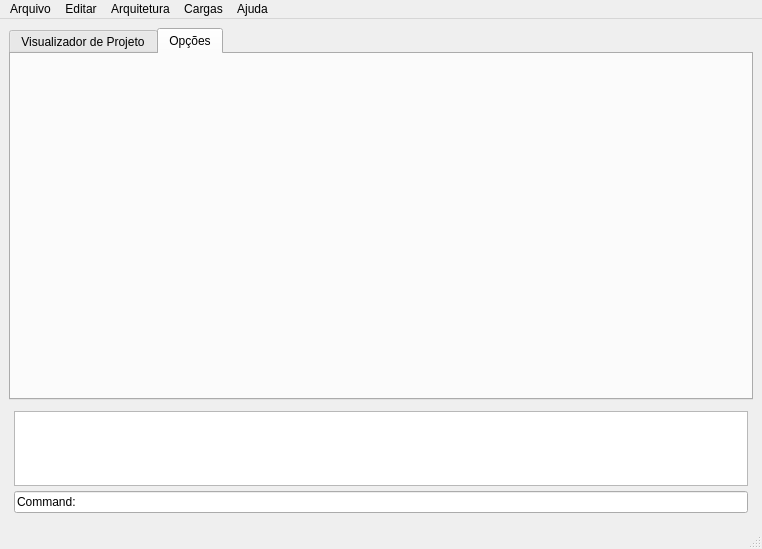
This is window.ui in arthurpdesimone/aurora_python as Qt 5 draws it before an edit. The edited form follows.
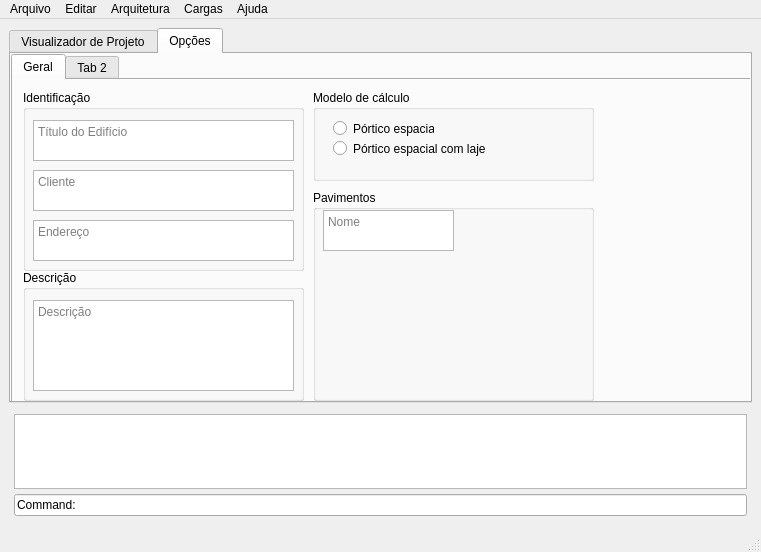
This is the edited form. The open tabs and pages were chosen to show the change. Icons and pictures are not drawn.

Patch:
```diff
--- a/window.ui
+++ b/window.ui
@@ -6,8 +6,8 @@
    <rect>
     <x>0</x>
     <y>0</y>
-    <width>762</width>
-    <height>549</height>
+    <width>761</width>
+    <height>552</height>
    </rect>
   </property>
   <property name="windowTitle">
@@ -182,6 +182,190 @@
        <attribute name="title">
         <string>Opções</string>
        </attribute>
+       <widget class="QTabWidget" name="tab_options_holder">
+        <property name="geometry">
+         <rect>
+          <x>0</x>
+          <y>0</y>
+          <width>741</width>
+          <height>351</height>
+         </rect>
+        </property>
+        <property name="sizePolicy">
+         <sizepolicy hsizetype="Maximum" vsizetype="Maximum">
+          <horstretch>0</horstretch>
+          <verstretch>0</verstretch>
+         </sizepolicy>
+        </property>
+        <property name="currentIndex">
+         <number>0</number>
+        </property>
+        <widget class="QWidget" name="tab_geral">
+         <attribute name="title">
+          <string>Geral</string>
+         </attribute>
+         <widget class="QGroupBox" name="group_identification">
+          <property name="geometry">
+           <rect>
+            <x>10</x>
+            <y>10</y>
+            <width>281</width>
+            <height>181</height>
+           </rect>
+          </property>
+          <property name="sizePolicy">
+           <sizepolicy hsizetype="Maximum" vsizetype="Maximum">
+            <horstretch>0</horstretch>
+            <verstretch>0</verstretch>
+           </sizepolicy>
+          </property>
+          <property name="title">
+           <string>Identificação</string>
+          </property>
+          <widget class="QTextEdit" name="textEdit_3">
+           <property name="geometry">
+            <rect>
+             <x>10</x>
+             <y>130</y>
+             <width>261</width>
+             <height>41</height>
+            </rect>
+           </property>
+           <property name="placeholderText">
+            <string>Endereço</string>
+           </property>
+          </widget>
+          <widget class="QTextEdit" name="textEdit_2">
+           <property name="geometry">
+            <rect>
+             <x>10</x>
+             <y>80</y>
+             <width>261</width>
+             <height>41</height>
+            </rect>
+           </property>
+           <property name="placeholderText">
+            <string>Cliente</string>
+           </property>
+          </widget>
+          <widget class="QTextEdit" name="textEdit">
+           <property name="geometry">
+            <rect>
+             <x>10</x>
+             <y>30</y>
+             <width>261</width>
+             <height>41</height>
+            </rect>
+           </property>
+           <property name="placeholderText">
+            <string>Título do Edifício</string>
+           </property>
+          </widget>
+         </widget>
+         <widget class="QGroupBox" name="group_description">
+          <property name="geometry">
+           <rect>
+            <x>10</x>
+            <y>190</y>
+            <width>281</width>
+            <height>131</height>
+           </rect>
+          </property>
+          <property name="sizePolicy">
+           <sizepolicy hsizetype="Maximum" vsizetype="Maximum">
+            <horstretch>0</horstretch>
+            <verstretch>0</verstretch>
+           </sizepolicy>
+          </property>
+          <property name="title">
+           <string>Descrição</string>
+          </property>
+          <widget class="QTextEdit" name="textEdit_6">
+           <property name="geometry">
+            <rect>
+             <x>10</x>
+             <y>30</y>
+             <width>261</width>
+             <height>91</height>
+            </rect>
+           </property>
+           <property name="placeholderText">
+            <string>Descrição</string>
+           </property>
+          </widget>
+         </widget>
+         <widget class="QGroupBox" name="group_calculus">
+          <property name="geometry">
+           <rect>
+            <x>300</x>
+            <y>10</y>
+            <width>281</width>
+            <height>91</height>
+           </rect>
+          </property>
+          <property name="title">
+           <string>Modelo de cálculo</string>
+          </property>
+          <widget class="QRadioButton" name="radio_model_3d_frame">
+           <property name="geometry">
+            <rect>
+             <x>20</x>
+             <y>30</y>
+             <width>101</width>
+             <height>17</height>
+            </rect>
+           </property>
+           <property name="text">
+            <string>Pórtico espacial</string>
+           </property>
+          </widget>
+          <widget class="QRadioButton" name="radio_model_3d_frame_with_slab">
+           <property name="geometry">
+            <rect>
+             <x>20</x>
+             <y>50</y>
+             <width>171</width>
+             <height>17</height>
+            </rect>
+           </property>
+           <property name="text">
+            <string>Pórtico espacial com laje</string>
+           </property>
+          </widget>
+         </widget>
+         <widget class="QGroupBox" name="group_pavements">
+          <property name="geometry">
+           <rect>
+            <x>300</x>
+            <y>110</y>
+            <width>281</width>
+            <height>211</height>
+           </rect>
+          </property>
+          <property name="title">
+           <string>Pavimentos</string>
+          </property>
+          <widget class="QTextEdit" name="textEdit_4">
+           <property name="geometry">
+            <rect>
+             <x>10</x>
+             <y>20</y>
+             <width>131</width>
+             <height>41</height>
+            </rect>
+           </property>
+           <property name="placeholderText">
+            <string>Nome</string>
+           </property>
+          </widget>
+         </widget>
+        </widget>
+        <widget class="QWidget" name="tab_3">
+         <attribute name="title">
+          <string>Tab 2</string>
+         </attribute>
+        </widget>
+       </widget>
       </widget>
      </widget>
     </item>
@@ -192,7 +376,7 @@
     <rect>
      <x>0</x>
      <y>0</y>
-     <width>762</width>
+     <width>761</width>
      <height>21</height>
     </rect>
    </property>
```
Left out of the diff: 6 changed lines with no effect on the pictures.
